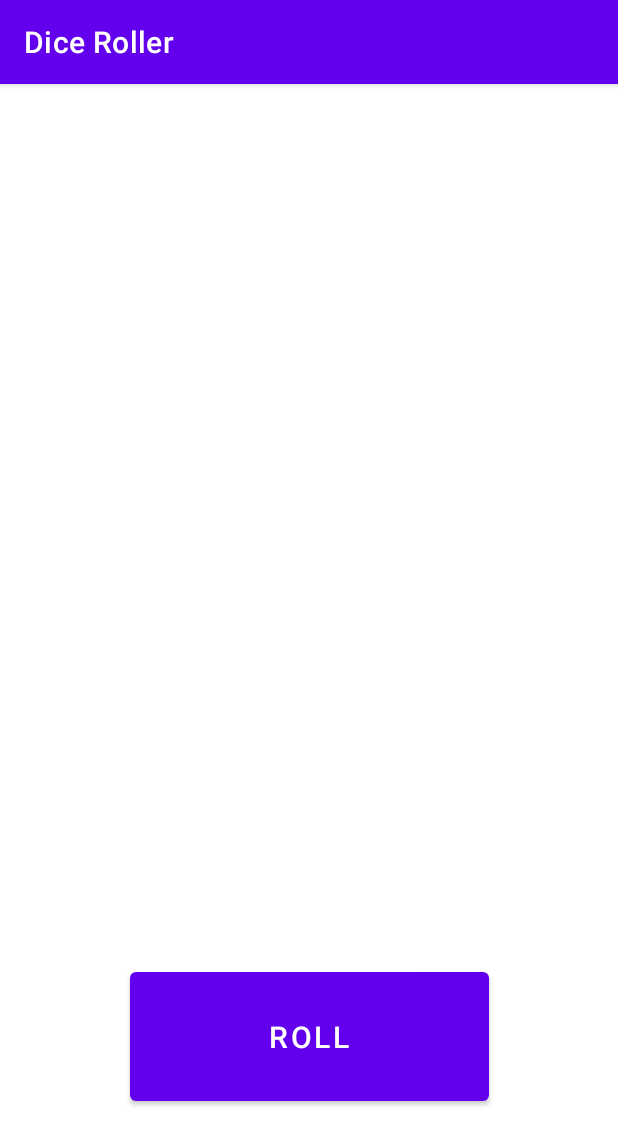
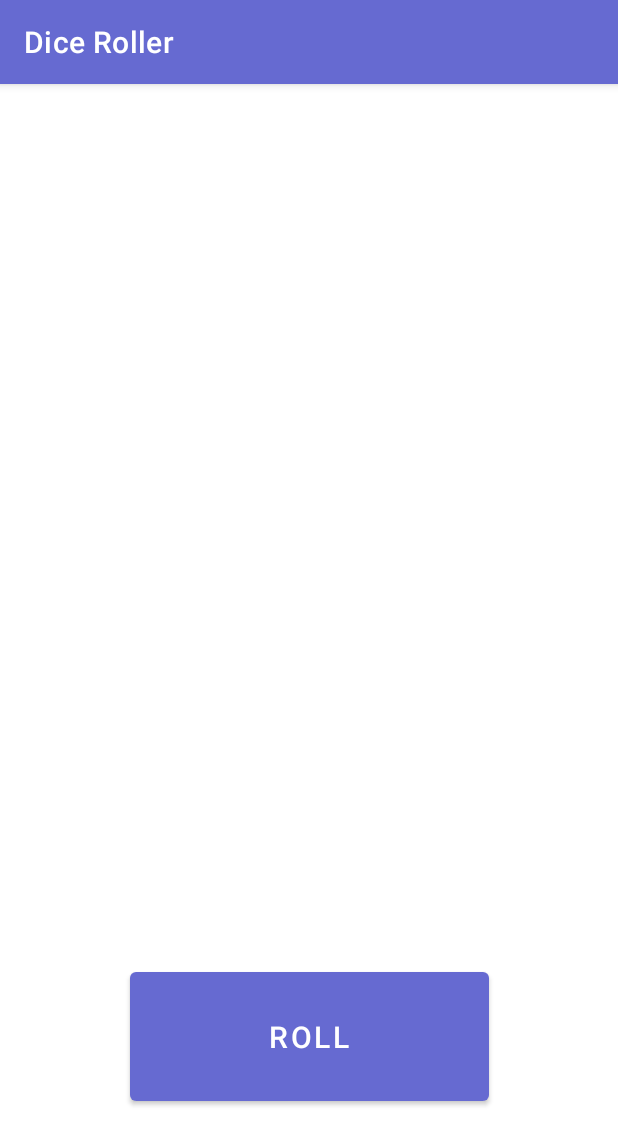
Before and after one commit to n1snt/Android-dice-roller, an Android app: the screen it shows after launch (MainActivity), on a phone screen of 412 x 824 dp. Shown: the top 1145 px of the screen. Run offline under Robolectric (Android 15) with nearby library versions, the phone set to English and light mode, and no system bars.

Commit message:
Changed color scheme.

```diff
--- a/src/app/src/main/res/values-night/themes.xml
+++ b/src/app/src/main/res/values-night/themes.xml
@@ -2,8 +2,8 @@
     <!-- Base application theme. -->
     <style name="Theme.DiceRoller" parent="Theme.MaterialComponents.DayNight.DarkActionBar">
         <!-- Primary brand color. -->
-        <item name="colorPrimary">@color/purple_200</item>
-        <item name="colorPrimaryVariant">@color/purple_700</item>
+        <item name="colorPrimary">@color/blue_1</item>
+        <item name="colorPrimaryVariant">@color/blue_1</item>
         <item name="colorOnPrimary">@color/black</item>
         <!-- Secondary brand color. -->
         <item name="colorSecondary">@color/teal_200</item>
--- a/src/app/src/main/res/values/colors.xml
+++ b/src/app/src/main/res/values/colors.xml
@@ -1,10 +1,8 @@
 <?xml version="1.0" encoding="utf-8"?>
 <resources>
-    <color name="purple_200">#FFBB86FC</color>
-    <color name="purple_500">#FF6200EE</color>
-    <color name="purple_700">#FF3700B3</color>
     <color name="teal_200">#FF03DAC5</color>
     <color name="teal_700">#FF018786</color>
     <color name="black">#FF000000</color>
     <color name="white">#FFFFFFFF</color>
+    <color name="blue_1">#666ad1</color>
 </resources>
--- a/src/app/src/main/res/values/themes.xml
+++ b/src/app/src/main/res/values/themes.xml
@@ -2,8 +2,8 @@
     <!-- Base application theme. -->
     <style name="Theme.DiceRoller" parent="Theme.MaterialComponents.DayNight.DarkActionBar">
         <!-- Primary brand color. -->
-        <item name="colorPrimary">@color/purple_500</item>
-        <item name="colorPrimaryVariant">@color/purple_700</item>
+        <item name="colorPrimary">@color/blue_1</item>
+        <item name="colorPrimaryVariant">@color/blue_1</item>
         <item name="colorOnPrimary">@color/white</item>
         <!-- Secondary brand color. -->
         <item name="colorSecondary">@color/teal_200</item>
```
Also changed, not shown: 1 other file.
